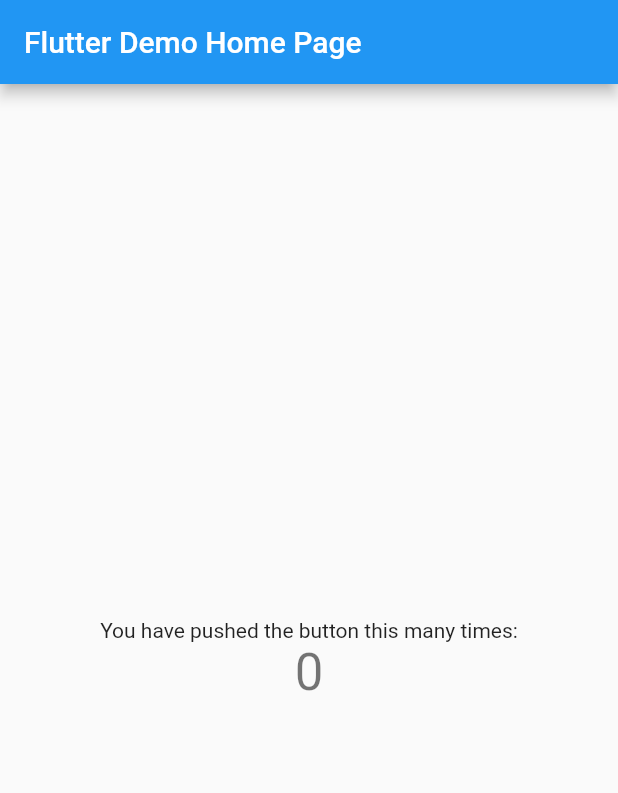
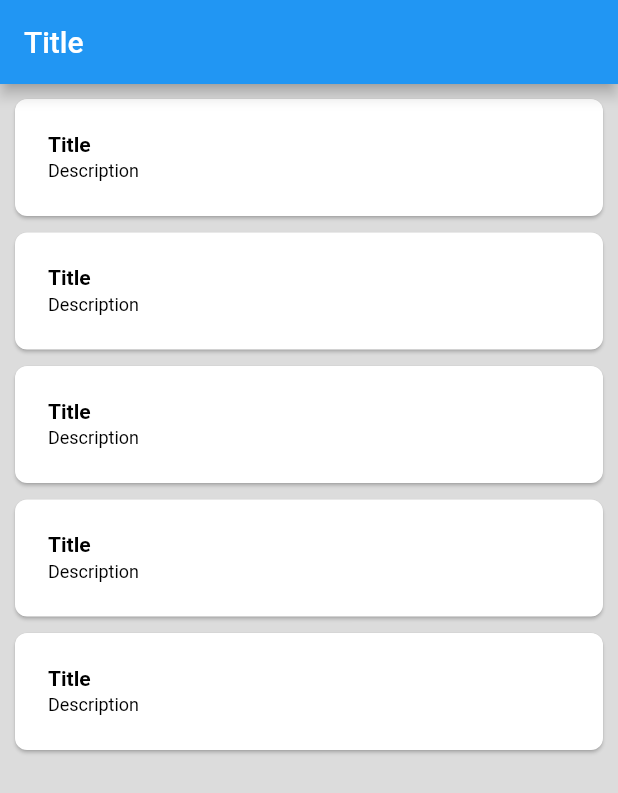
Before and after one commit to Ananthan06/artivatic_mt, a Flutter app: the screen it shows after launch, on a phone screen of 412 x 824 dp. Shown: the top 793 px of the screen. Run offline on Flutter 3.47's test engine with Material 2 defaults, Android fonts, the phone set to English and light mode, and no system bars.

Commit message:
basic design structure

```diff
--- a/lib/main.dart
+++ b/lib/main.dart
@@ -1,7 +1,10 @@
+import 'package:artivatic_mt/screens/home_screen.dart';
 import 'package:flutter/material.dart';
 
 void main() {
-  runApp(const MyApp());
+  runApp(
+   const MyApp(),
+  );
 }
 
 class MyApp extends StatelessWidget {
@@ -15,42 +18,7 @@
       theme: ThemeData(
         primarySwatch: Colors.blue,
       ),
-      home: const MyHomePage(title: 'Flutter Demo Home Page'),
+      home: const MyHomePage(),
     );
   }
 }
-
-class MyHomePage extends StatefulWidget {
-  const MyHomePage({Key? key, required this.title}) : super(key: key);
-  final String title;
-
-  @override
-  State<MyHomePage> createState() => _MyHomePageState();
-}
-
-class _MyHomePageState extends State<MyHomePage> {
-
-  @override
-  Widget build(BuildContext context) {
-
-    return Scaffold(
-      appBar: AppBar(
-        title: Text(widget.title),
-      ),
-      body: Center(
-        child: Column(
-          mainAxisAlignment: MainAxisAlignment.center,
-          children: <Widget>[
-            const Text(
-              'You have pushed the button this many times:',
-            ),
-            Text(
-              '0',
-              style: Theme.of(context).textTheme.headline4,
-            ),
-          ],
-        ),
-      ),
-    );
-  }
-}
--- /dev/null
+++ b/lib/screens/home_screen.dart
@@ -0,0 +1,74 @@
+/// This is the home page of application.
+import 'package:flutter/material.dart';
+
+class MyHomePage extends StatefulWidget {
+  const MyHomePage({Key? key}) : super(key: key);
+
+  @override
+  State<MyHomePage> createState() => _MyHomePageState();
+}
+
+class _MyHomePageState extends State<MyHomePage> {
+  @override
+  void initState() {
+    super.initState();
+  }
+
+  @override
+  Widget build(BuildContext context) {
+    return Scaffold(
+        appBar: AppBar(title: const Text("Title"),
+
+        ), body: getBody());
+  }
+
+  Widget getBody() {
+    return Container(
+      height: double.infinity,
+      width: double.infinity,
+      color: Colors.black12,
+      padding: const EdgeInsets.all(10),
+      child: ListView(
+          shrinkWrap: true,
+          children: List.generate(5, (int index) {
+            return getListContentWidget(index);
+          })),
+    );
+  }
+
+  Widget getListContentWidget(int index) {
+    return Card(
+        shape: const RoundedRectangleBorder(
+            borderRadius: BorderRadius.all(Radius.circular(8))),
+        color: Colors.white,
+        margin: EdgeInsets.only(top: index != 0 ? 11 : 0),
+        child: Padding(
+          padding:
+              const EdgeInsets.only(right: 24, left: 22, top: 22, bottom: 20),
+          child: Column(
+            mainAxisAlignment: MainAxisAlignment.start,
+            crossAxisAlignment: CrossAxisAlignment.start,
+            children: const [
+              Text(
+                "Title",
+                style: TextStyle(
+                    color: Colors.black,
+                    fontWeight: FontWeight.bold,
+                    fontSize: 14),
+              ),
+              SizedBox(
+                height: 3,
+              ),
+              Text("Description",
+                  style: TextStyle(
+                      color: Colors.black,
+                      fontWeight: FontWeight.normal,
+                      fontSize: 12)),
+              SizedBox(
+                height: 3,
+              ),
+            ],
+          ),
+        ));
+  }
+}
--- a/pubspec.yaml
+++ b/pubspec.yaml
@@ -34,6 +34,10 @@
   # The following adds the Cupertino Icons font to your application.
   # Use with the CupertinoIcons class for iOS style icons.
   cupertino_icons: ^1.0.2
+  provider: ^6.0.0
+  http: ^0.13.4
+  cached_network_image: ^3.2.0
+  connectivity_plus: ^2.3.6+1
 
 dev_dependencies:
   flutter_test:
```
